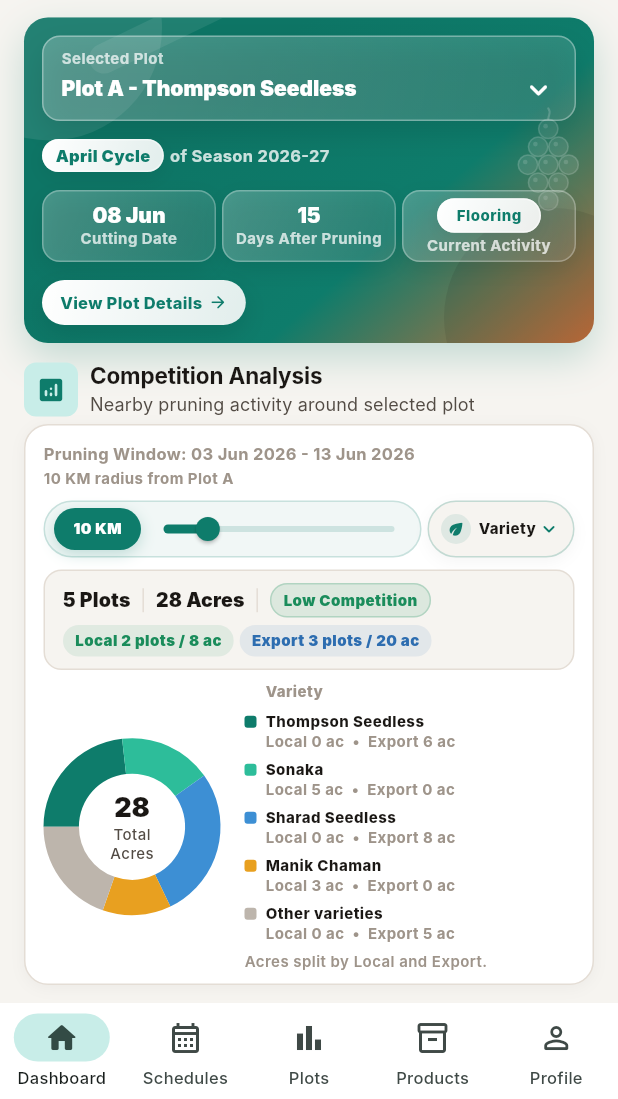
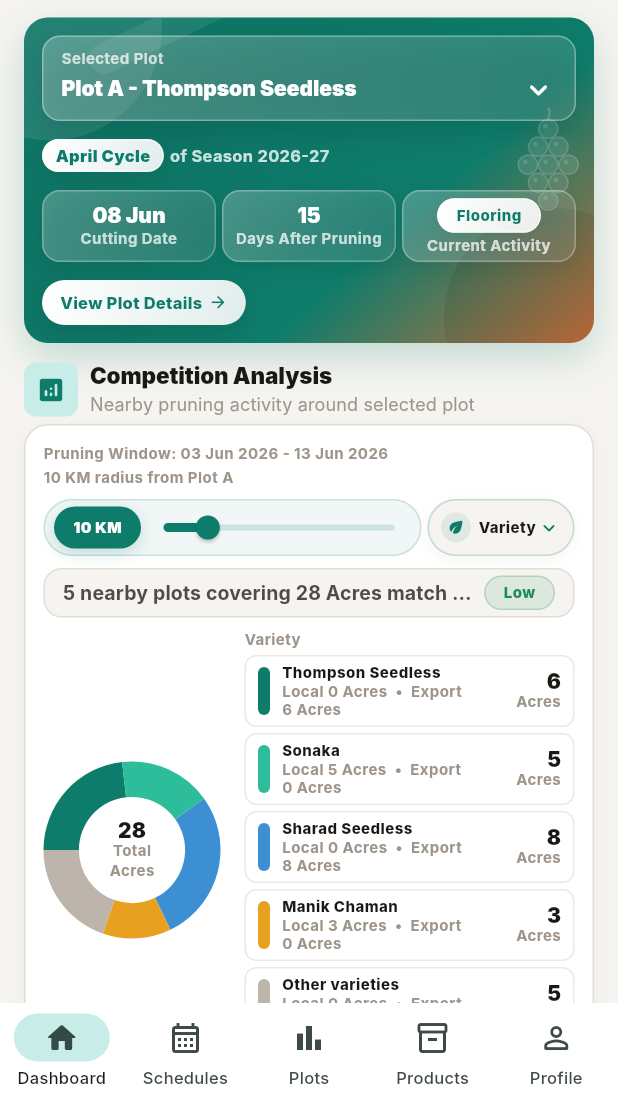
Before and after one commit to grapescalender/GrapesCalenderFlutter, a Flutter app: the screen it shows after launch, after a tap on "Sign In", after a tap on the "menu" icon, on a phone screen of 412 x 824 dp, the part 137-1236 px from its top. Run offline on Flutter 3.47's test engine with Material 3 defaults, Android fonts, the phone set to English and light mode, and no system bars; our stand-ins replace connectivity_plus, dartz, dio, flutter_riverpod, flutter_secure_storage, freezed_annotation and 6 more; accounts and stored records are empty; Roboto replaces fonts that are missing (Inter); project files that could hold a hidden picture were left out.

Commit message:
finalized UI design for hero card and competion section

```diff
--- a/lib/features/home/presentation/widgets/competition_section.dart
+++ b/lib/features/home/presentation/widgets/competition_section.dart
@@ -141,7 +141,7 @@ class _CompetitionSectionState extends ConsumerState<CompetitionSection> {
                     children: [
                       Text(
                         _fixedWindowLabel(myPlot.pruningDate),
-                        style: AppTypography.labelMedium(context).copyWith(
+                        style: AppTypography.labelSmall(context).copyWith(
                           color: AppColors.onSurfaceVariant,
                           fontWeight: FontWeight.w700,
                         ),
@@ -363,13 +363,15 @@ class _SectionHeader extends StatelessWidget {
             children: [
               Text(
                 'Competition Analysis',
-                style: AppTypography.headlineSmall(context)
-                    .copyWith(fontWeight: FontWeight.w700),
+                style: AppTypography.headlineSmall(context).copyWith(
+                  color: AppColors.onBackground,
+                  fontWeight: FontWeight.w900,
+                ),
               ),
               Text(
                 'Nearby pruning activity around selected plot',
                 style: AppTypography.bodySmall(context)
-                    .copyWith(color: AppColors.onSurface),
+                    .copyWith(color: AppColors.onSurfaceVariant),
               ),
             ],
           ),
@@ -680,90 +682,78 @@ class _CompetitionSummaryCard extends StatelessWidget {
       width: double.infinity,
       padding: const EdgeInsets.symmetric(
         horizontal: AppSpacing.smMd,
-        vertical: AppSpacing.sm,
+        vertical: AppSpacing.xs,
       ),
       decoration: BoxDecoration(
         color: AppColors.background,
         borderRadius: BorderRadius.circular(AppSpacing.radiusMd),
         border: Border.all(color: AppColors.outline),
       ),
-      child: Column(
-        crossAxisAlignment: CrossAxisAlignment.start,
+      child: LayoutBuilder(
+        builder: (context, constraints) {
+          final compact = constraints.maxWidth < 300;
+          final summaryText =
+              '$plots nearby ${plots == 1 ? 'plot' : 'plots'} covering '
+              '${acres.round()} ${acres.round() == 1 ? 'Acre' : 'Acres'} '
+              'match your filters.';
+          final levelPill = _CompetitionLevelPill(level: level);
+
+          if (compact) {
+            return Wrap(
+              spacing: AppSpacing.sm,
+              runSpacing: AppSpacing.xs,
+              crossAxisAlignment: WrapCrossAlignment.center,
               children: [
-          Row(
+                _SummaryText(value: summaryText),
+                levelPill,
+              ],
+            );
+          }
+
+          return Row(
             children: [
-              Text(
-                '$plots Plots',
-                style: AppTypography.labelLarge(context).copyWith(
-                  color: AppColors.onBackground,
-                  fontWeight: FontWeight.w900,
-                ),
-              ),
-              _SummaryDivider(),
-              Text(
-                '${acres.round()} Acres',
-                style: AppTypography.labelLarge(context).copyWith(
-                  color: AppColors.onBackground,
-                  fontWeight: FontWeight.w900,
-                ),
-              ),
-              _SummaryDivider(),
-              _CompetitionLevelChip(level: level),
+              Expanded(child: _SummaryText(value: summaryText)),
+              const SizedBox(width: AppSpacing.sm),
+              levelPill,
             ],
-          ),
-          const SizedBox(height: 5),
-          Row(
-            children: [
-              _HarvestCountChip(
-                label: 'Local',
-                count: localCount,
-                acres: localAcres,
-              ),
-              const SizedBox(width: AppSpacing.xs),
-              _HarvestCountChip(
-                label: 'Export',
-                count: exportCount,
-                acres: exportAcres,
-              ),
-            ],
-          ),
-        ],
+          );
+        },
       ),
     );
   }
 }
 
-class _SummaryDivider extends StatelessWidget {
+class _SummaryText extends StatelessWidget {
+  const _SummaryText({required this.value});
+
+  final String value;
+
   @override
   Widget build(BuildContext context) {
-    return Padding(
-      padding: const EdgeInsets.symmetric(horizontal: AppSpacing.sm),
-      child: Container(
-        width: 1,
-        height: 16,
-        color: AppColors.outline,
+    return Text(
+      value,
+      style: AppTypography.labelLarge(context).copyWith(
+        color: AppColors.onSurface,
+        fontWeight: FontWeight.w700,
       ),
+      maxLines: 1,
+      overflow: TextOverflow.ellipsis,
     );
   }
 }
 
-class _CompetitionLevelChip extends StatelessWidget {
-  const _CompetitionLevelChip({required this.level});
+class _CompetitionLevelPill extends StatelessWidget {
+  const _CompetitionLevelPill({required this.level});
 
   final String level;
 
   @override
   Widget build(BuildContext context) {
-    final color = switch (level) {
-      'High' => AppColors.error,
-      'Medium' => AppColors.warning,
-      _ => AppColors.success,
-    };
+    final color = _competitionLevelColor(level);
 
-    return Flexible(
-      child: Container(
+    return Container(
       padding: const EdgeInsets.symmetric(
-          horizontal: AppSpacing.sm,
+        horizontal: AppSpacing.smMd,
         vertical: AppSpacing.xs,
       ),
       decoration: BoxDecoration(
@@ -772,53 +762,24 @@ class _CompetitionLevelChip extends StatelessWidget {
         border: Border.all(color: color.withValues(alpha: 0.22)),
       ),
       child: Text(
-          '$level Competition',
+        level,
         style: AppTypography.labelSmall(context).copyWith(
           color: color,
-            fontWeight: FontWeight.w900,
+          fontWeight: FontWeight.w800,
         ),
         maxLines: 1,
         overflow: TextOverflow.ellipsis,
-        ),
       ),
     );
   }
 }
 
-class _HarvestCountChip extends StatelessWidget {
-  const _HarvestCountChip({
-    required this.label,
-    required this.count,
-    required this.acres,
-  });
-
-  final String label;
-  final int count;
-  final double acres;
-
-  @override
-  Widget build(BuildContext context) {
-    final isExport = label == 'Export';
-    final color = isExport ? AppColors.info : AppColors.success;
-
-    return Container(
-      padding: const EdgeInsets.symmetric(
-        horizontal: AppSpacing.sm,
-        vertical: 4,
-      ),
-      decoration: BoxDecoration(
-        color: color.withValues(alpha: 0.10),
-        borderRadius: BorderRadius.circular(AppSpacing.radiusFull),
-      ),
-      child: Text(
-        '$label $count plots / ${acres.round()} ac',
-        style: AppTypography.labelSmall(context).copyWith(
-          color: color,
-          fontWeight: FontWeight.w900,
-        ),
-      ),
-    );
-  }
+Color _competitionLevelColor(String level) {
+  return switch (level) {
+    'High' => AppColors.error,
+    'Medium' => AppColors.warning,
+    _ => AppColors.success,
+  };
 }
 
 // ── Dropdown filter ───────────────────────────────────────────────────────────
@@ -841,7 +802,7 @@ class _DonutChartState extends State<_DonutChart> {
     super.initState();
     _tooltip = TooltipBehavior(
       enable: true,
-      format: 'point.x\npoint.y acres',
+      format: 'point.x\npoint.y Acres',
       color: AppColors.onBackground,
       textStyle: const TextStyle(
         fontFamily: 'Inter',
@@ -869,22 +830,68 @@ class _DonutChartState extends State<_DonutChart> {
         AppSpacing.smMd,
         AppSpacing.sm,
       ),
-      child: Row(
+      child: LayoutBuilder(
+        builder: (context, constraints) {
+          final compact = constraints.maxWidth < 320;
+          final chart = _DonutVisual(
+            totalAcres: widget.totalAcres,
+            segments: widget.segments,
+            tooltip: _tooltip,
+            size: chartSize,
+          );
+          final breakdown = _VarietyBreakdown(segments: widget.segments);
+
+          if (compact) {
+            return Column(
+              children: [
+                Align(alignment: Alignment.centerLeft, child: chart),
+                const SizedBox(height: AppSpacing.sm),
+                breakdown,
+              ],
+            );
+          }
+
+          return Row(
             crossAxisAlignment: CrossAxisAlignment.center,
             children: [
-          // ── Donut ──────────────────────────────────────────────
-          SizedBox(
-            width: chartSize,
-            height: chartSize,
+              chart,
+              const SizedBox(width: AppSpacing.md),
+              Expanded(child: breakdown),
+            ],
+          );
+        },
+      ),
+    );
+  }
+}
+
+class _DonutVisual extends StatelessWidget {
+  const _DonutVisual({
+    required this.totalAcres,
+    required this.segments,
+    required this.tooltip,
+    required this.size,
+  });
+
+  final double totalAcres;
+  final List<_Seg> segments;
+  final TooltipBehavior tooltip;
+  final double size;
+
+  @override
+  Widget build(BuildContext context) {
+    return SizedBox(
+      width: size,
+      height: size,
       child: Stack(
         alignment: Alignment.center,
         children: [
           SfCircularChart(
             margin: EdgeInsets.zero,
-                  tooltipBehavior: _tooltip,
+            tooltipBehavior: tooltip,
             series: <DoughnutSeries<_Seg, String>>[
               DoughnutSeries<_Seg, String>(
-                      dataSource: widget.segments,
+                dataSource: segments,
                 xValueMapper: (_Seg d, _) => d.label,
                 yValueMapper: (_Seg d, _) => d.value,
                 pointColorMapper: (_Seg d, _) => d.color,
@@ -894,7 +901,6 @@ class _DonutChartState extends State<_DonutChart> {
                 endAngle: 270 + 360,
                 cornerStyle: CornerStyle.bothCurve,
                 animationDuration: 700,
-                      // Enable selection highlight on tap
                 selectionBehavior: SelectionBehavior(
                   enable: true,
                   selectedOpacity: 1.0,
@@ -904,106 +910,63 @@ class _DonutChartState extends State<_DonutChart> {
               ),
             ],
           ),
-                // Centre overlay — updates to show tapped segment
           IgnorePointer(
             child: Column(
               mainAxisSize: MainAxisSize.min,
               children: [
                 Text(
-                        '${widget.totalAcres.round()}',
-                        style: AppTypography.headlineLarge(context).copyWith(
+                  '${totalAcres.round()}',
+                  style: AppTypography.titleLarge(context).copyWith(
                     fontWeight: FontWeight.w900,
                     color: AppColors.onBackground,
+                    height: 1.0,
                   ),
                 ),
                 Text(
                   'Total',
-                        style: AppTypography.labelSmall(context)
-                            .copyWith(color: AppColors.onSurface),
+                  style: AppTypography.labelSmall(context).copyWith(
+                    color: AppColors.onSurfaceVariant,
+                    fontWeight: FontWeight.w700,
+                  ),
                 ),
                 Text(
                   'Acres',
-                        style: AppTypography.labelSmall(context)
-                            .copyWith(color: AppColors.onSurface),
+                  style: AppTypography.labelSmall(context).copyWith(
+                    color: AppColors.onSurfaceVariant,
+                    fontWeight: FontWeight.w700,
+                  ),
                 ),
               ],
             ),
           ),
         ],
       ),
-          ),
+    );
+  }
+}
 
-          const SizedBox(width: AppSpacing.md),
+class _VarietyBreakdown extends StatelessWidget {
+  const _VarietyBreakdown({required this.segments});
 
-          // ── Variety count table ────────────────────────────────
-          Expanded(
-            child: Column(
-              crossAxisAlignment: CrossAxisAlignment.start,
+  final List<_Seg> segments;
+
+  @override
+  Widget build(BuildContext context) {
+    return Column(
+      crossAxisAlignment: CrossAxisAlignment.stretch,
       children: [
         Padding(
-                  padding: const EdgeInsets.only(bottom: 4),
-                  child: Row(
-                    children: [
-                      const SizedBox(width: 14),
-                      Text(
+          padding: const EdgeInsets.only(bottom: AppSpacing.xs),
+          child: Text(
             'Variety',
             style: AppTypography.labelSmall(context).copyWith(
               color: AppColors.onSurfaceVariant,
-                          fontWeight: FontWeight.w800,
+              fontWeight: FontWeight.w700,
             ),
           ),
-                    ],
         ),
-                ),
-                ...widget.segments.map((s) {
-                  return Padding(
-                    padding: const EdgeInsets.symmetric(vertical: 3),
-                    child: Column(
-                      crossAxisAlignment: CrossAxisAlignment.start,
-                      children: [
-                        Row(
-                          children: [
-                            Container(
-                              width: 8,
-                              height: 8,
-                              decoration: BoxDecoration(
-                                color: s.color,
-                                borderRadius: BorderRadius.circular(2),
-                              ),
-                            ),
-                            const SizedBox(width: 6),
-                            Expanded(
-                              child: Text(
-                                s.label,
-                                style:
-                                    AppTypography.labelSmall(context).copyWith(
-                                  color: AppColors.onBackground,
-                                  fontWeight: FontWeight.w800,
-                                ),
-                                overflow: TextOverflow.ellipsis,
-                              ),
-                            ),
-                          ],
-                        ),
-                        const SizedBox(height: 1),
-                        Padding(
-                          padding: const EdgeInsets.only(left: 14),
-                          child: Text(
-                            'Local ${s.localAcres.round()} ac  •  Export ${s.exportAcres.round()} ac',
-                            style: AppTypography.labelSmall(context).copyWith(
-                              color: AppColors.onSurfaceVariant,
-                              fontWeight: FontWeight.w700,
-                              height: 1.15,
-                            ),
-                            maxLines: 2,
-                            overflow: TextOverflow.ellipsis,
-                          ),
-                        ),
-                      ],
-                    ),
-                  );
-                }),
-                if (widget.segments.isEmpty)
+        ...segments.map((s) => _VarietyBreakdownRow(segment: s)),
+        if (segments.isEmpty)
           Text(
             'No plots found',
             style: AppTypography.labelSmall(context).copyWith(
@@ -1011,7 +974,7 @@ class _DonutChartState extends State<_DonutChart> {
               fontWeight: FontWeight.w700,
             ),
           ),
-                const SizedBox(height: 3),
+        const SizedBox(height: AppSpacing.xs),
         Text(
           'Acres split by Local and Export.',
           style: AppTypography.labelSmall(context).copyWith(
@@ -1022,9 +985,99 @@ class _DonutChartState extends State<_DonutChart> {
           overflow: TextOverflow.ellipsis,
         ),
       ],
+    );
+  }
+}
+
+class _VarietyBreakdownRow extends StatelessWidget {
+  const _VarietyBreakdownRow({required this.segment});
+
+  final _Seg segment;
+
+  @override
+  Widget build(BuildContext context) {
+    return Padding(
+      padding: const EdgeInsets.only(bottom: AppSpacing.xs),
+      child: Container(
+        padding: const EdgeInsets.symmetric(
+          horizontal: AppSpacing.sm,
+          vertical: AppSpacing.xs,
+        ),
+        decoration: BoxDecoration(
+          color: AppColors.surface,
+          borderRadius: BorderRadius.circular(AppSpacing.radiusSm),
+          border: Border.all(color: AppColors.outlineVariant),
+        ),
+        child: Row(
+          children: [
+            Container(
+              width: 8,
+              height: 32,
+              decoration: BoxDecoration(
+                color: segment.color,
+                borderRadius: BorderRadius.circular(AppSpacing.radiusFull),
+              ),
+            ),
+            const SizedBox(width: AppSpacing.sm),
+            Expanded(
+              child: Column(
+                crossAxisAlignment: CrossAxisAlignment.start,
+                children: [
+                  Text(
+                    segment.label,
+                    style: AppTypography.labelSmall(context).copyWith(
+                      color: AppColors.onBackground,
+                      fontWeight: FontWeight.w800,
+                    ),
+                    maxLines: 1,
+                    overflow: TextOverflow.ellipsis,
+                  ),
+                  const SizedBox(height: 1),
+                  Text(
+                    'Local ${segment.localAcres.round()} Acres  •  Export ${segment.exportAcres.round()} Acres',
+                    style: AppTypography.labelSmall(context).copyWith(
+                      color: AppColors.onSurfaceVariant,
+                      fontWeight: FontWeight.w700,
+                      height: 1.15,
+                    ),
+                    maxLines: 2,
+                    overflow: TextOverflow.ellipsis,
+                  ),
+                ],
+              ),
+            ),
+            const SizedBox(width: AppSpacing.sm),
+            ConstrainedBox(
+              constraints: const BoxConstraints(minWidth: 58),
+              child: Column(
+                crossAxisAlignment: CrossAxisAlignment.end,
+                children: [
+                  Text(
+                    '${segment.totalAcres.round()}',
+                    style: AppTypography.titleLarge(context).copyWith(
+                      color: AppColors.onBackground,
+                      fontWeight: FontWeight.w900,
+                      height: 1.0,
+                    ),
+                    maxLines: 1,
+                    overflow: TextOverflow.ellipsis,
+                    textAlign: TextAlign.end,
+                  ),
+                  Text(
+                    'Acres',
+                    style: AppTypography.labelSmall(context).copyWith(
+                      color: AppColors.onSurfaceVariant,
+                      fontWeight: FontWeight.w700,
+                    ),
+                    maxLines: 1,
+                    overflow: TextOverflow.ellipsis,
+                    textAlign: TextAlign.end,
+                  ),
+                ],
               ),
             ),
           ],
+        ),
       ),
     );
   }
```
Lines whose indentation alone changed are shown as unchanged.
